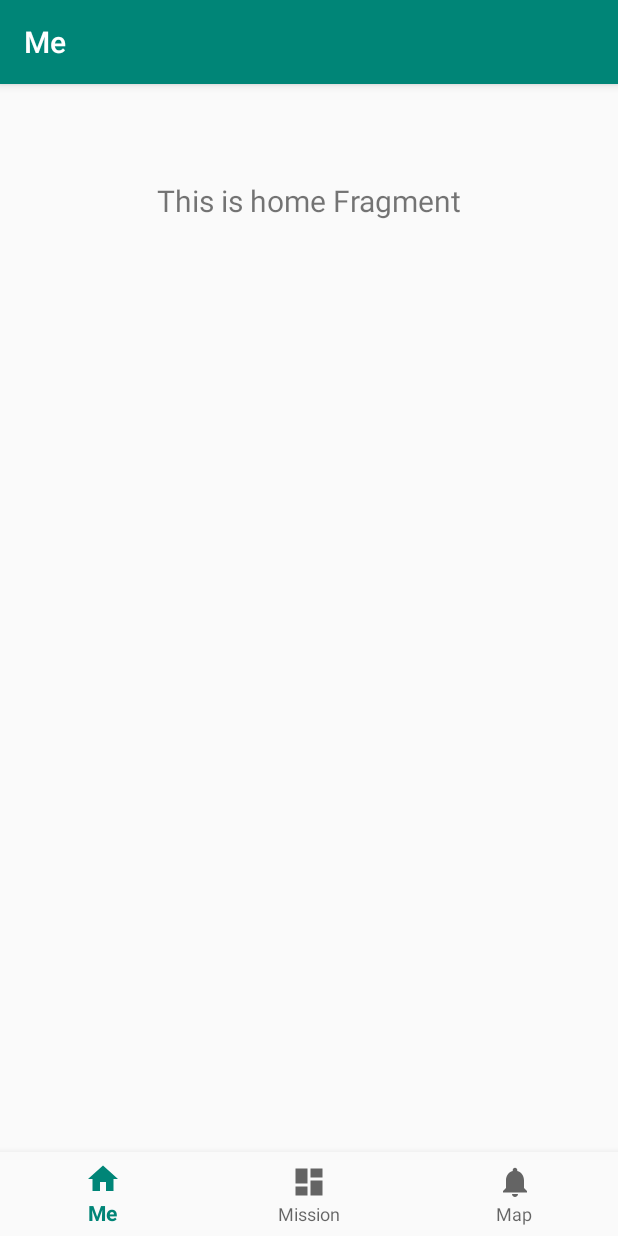
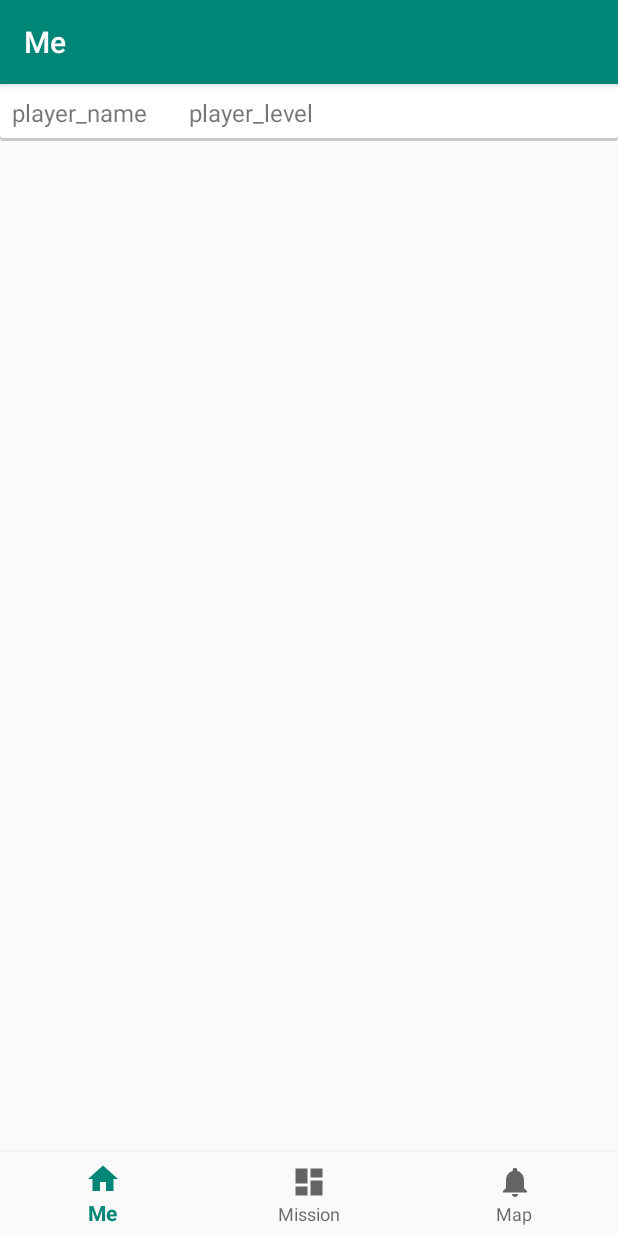
Before and after one commit to amirinanto/cmsc436-final, an Android app: the screen it shows after launch (MainActivity), on a phone screen of 412 x 824 dp. Run offline under Robolectric (Android 15) with nearby library versions, the light colour scheme and no system bars; our stand-ins replace navigation-ui.

Commit message:
fix labels

```diff
--- a/heal-city/app/src/main/java/cmsc436/rpg/healcity/ui/home/HomeFragment.kt
+++ b/heal-city/app/src/main/java/cmsc436/rpg/healcity/ui/home/HomeFragment.kt
@@ -21,11 +21,8 @@ class HomeFragment : Fragment() {
     ): View? {
         homeViewModel =
             ViewModelProviders.of(this).get(HomeViewModel::class.java)
-        val root = inflater.inflate(R.layout.fragment_mission, container, false)
-        val textView: TextView = root.findViewById(R.id.text_home)
-        homeViewModel.text.observe(this, Observer {
-            textView.text = it
-        })
+        val root = inflater.inflate(R.layout.fragment_me, container, false)
+
         return root
     }
 }
--- /dev/null
+++ b/heal-city/app/src/main/res/drawable/border_bottom_shadow.xml
@@ -0,0 +1,20 @@
+<?xml version="1.0" encoding="utf-8"?>
+<layer-list xmlns:android="http://schemas.android.com/apk/res/android">
+    <item>
+        <shape android:shape="rectangle">
+            <solid android:color="#CABBBBBB"/>
+            <corners android:radius="2dp" />
+        </shape>
+    </item>
+
+    <item
+        android:left="0dp"
+        android:right="0dp"
+        android:top="0dp"
+        android:bottom="2dp">
+        <shape android:shape="rectangle">
+            <solid android:color="@android:color/white"/>
+            <corners android:radius="2dp" />
+        </shape>
+    </item>
+</layer-list>
--- a/heal-city/app/src/main/res/layout/activity_main.xml
+++ b/heal-city/app/src/main/res/layout/activity_main.xml
@@ -3,8 +3,7 @@
     xmlns:app="http://schemas.android.com/apk/res-auto"
     android:id="@+id/container"
     android:layout_width="match_parent"
-    android:layout_height="match_parent"
-    android:paddingTop="?attr/actionBarSize">
+    android:layout_height="match_parent">
 
     <com.google.android.material.bottomnavigation.BottomNavigationView
         android:id="@+id/nav_view"
--- a/heal-city/app/src/main/res/layout/fragment_map.xml
+++ b/heal-city/app/src/main/res/layout/fragment_map.xml
@@ -13,7 +13,7 @@
         android:layout_marginEnd="8dp"
         android:textAlignment="center"
         android:textSize="20sp"
-        android:text=""
+        android:text=" "
         app:layout_constraintEnd_toEndOf="parent"
         app:layout_constraintStart_toStartOf="parent"
         app:layout_constraintTop_toTopOf="parent" />
--- a/heal-city/app/src/main/res/layout/fragment_me.xml
+++ b/heal-city/app/src/main/res/layout/fragment_me.xml
@@ -4,16 +4,45 @@
     android:layout_width="match_parent"
     android:layout_height="match_parent">
 
-    <TextView
-        android:id="@+id/text_dashboard"
+    <LinearLayout
+        android:background="@drawable/border_bottom_shadow"
+        android:orientation="horizontal"
         android:layout_width="match_parent"
         android:layout_height="wrap_content"
-        android:layout_marginStart="8dp"
-        android:layout_marginTop="8dp"
-        android:layout_marginEnd="8dp"
-        android:textAlignment="center"
-        android:textSize="20sp"
-        app:layout_constraintEnd_toEndOf="parent"
-        app:layout_constraintStart_toStartOf="parent"
-        app:layout_constraintTop_toTopOf="parent" />
+        app:layout_constraintTop_toTopOf="parent"
+        app:layout_constraintLeft_toLeftOf="parent">
+
+        <TextView
+            android:id="@+id/player_name_top"
+            android:layout_width="wrap_content"
+            android:layout_height="wrap_content"
+            android:layout_margin="4dp"
+            android:padding="4dp"
+            android:text="player_name"
+            android:textAlignment="center"
+            android:textSize="16sp"
+            app:layout_constraintEnd_toEndOf="parent"
+            app:layout_constraintStart_toStartOf="parent"
+            app:layout_constraintTop_toTopOf="parent" />
+
+        <TextView
+            android:id="@+id/player_level_top"
+            android:layout_width="wrap_content"
+            android:layout_height="wrap_content"
+            android:layout_marginStart="16dp"
+            android:layout_marginTop="4dp"
+            android:layout_marginEnd="4dp"
+            android:padding="4dp"
+            android:text="player_level"
+            android:textAlignment="center"
+            android:textSize="16sp"
+            app:layout_constraintEnd_toEndOf="parent"
+            app:layout_constraintStart_toStartOf="parent"
+            app:layout_constraintTop_toTopOf="parent" />
+
+
+
+
+    </LinearLayout>
+
 </androidx.constraintlayout.widget.ConstraintLayout>
--- a/heal-city/app/src/main/res/layout/fragment_mission.xml
+++ /dev/null
@@ -1,19 +0,0 @@
-<?xml version="1.0" encoding="utf-8"?>
-<androidx.constraintlayout.widget.ConstraintLayout xmlns:android="http://schemas.android.com/apk/res/android"
-    xmlns:app="http://schemas.android.com/apk/res-auto"
-    android:layout_width="match_parent"
-    android:layout_height="match_parent">
-
-    <TextView
-        android:id="@+id/text_home"
-        android:layout_width="match_parent"
-        android:layout_height="wrap_content"
-        android:layout_marginStart="8dp"
-        android:layout_marginTop="8dp"
-        android:layout_marginEnd="8dp"
-        android:textAlignment="center"
-        android:textSize="20sp"
-        app:layout_constraintEnd_toEndOf="parent"
-        app:layout_constraintStart_toStartOf="parent"
-        app:layout_constraintTop_toTopOf="parent" />
-</androidx.constraintlayout.widget.ConstraintLayout>
--- a/heal-city/app/src/main/res/navigation/mobile_navigation.xml
+++ b/heal-city/app/src/main/res/navigation/mobile_navigation.xml
@@ -9,13 +9,13 @@
         android:id="@+id/navigation_home"
         android:name="cmsc436.rpg.healcity.ui.home.HomeFragment"
         android:label="@string/title_home"
-        tools:layout="@layout/fragment_mission" />
+        tools:layout="@layout/fragment_me" />
 
     <fragment
         android:id="@+id/navigation_dashboard"
         android:name="cmsc436.rpg.healcity.ui.dashboard.DashboardFragment"
         android:label="@string/title_dashboard"
-        tools:layout="@layout/fragment_me" />
+        tools:layout="@layout/fragment_missions" />
 
     <fragment
         android:id="@+id/navigation_notifications"
```
Also changed, not shown: heal-city/app/src/main/java/cmsc436/rpg/healcity/ui/dashboard/DashboardFragment.kt (+1 -7 lines), heal-city/app/src/main/res/drawable/border_left_shadow.xml (added, +20 -0 lines), heal-city/app/src/main/res/layout/fragment_missions.xml (added, +10 -0 lines).
